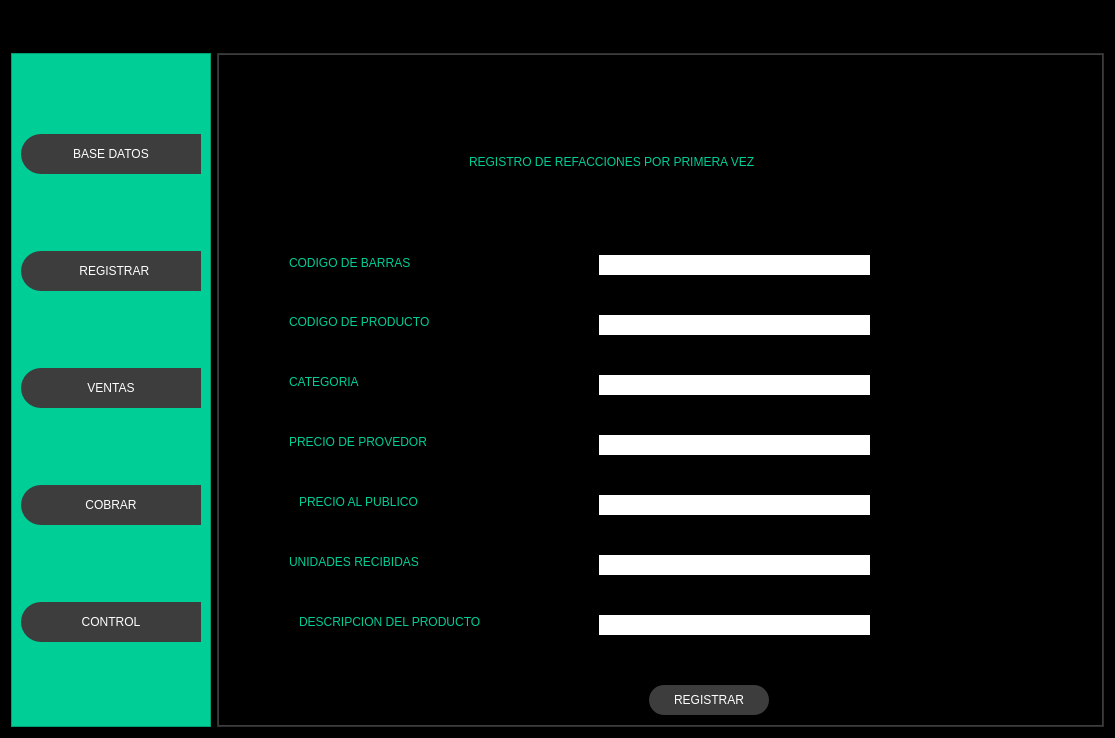
First picture: the form in diseño.ui, repository jose99II/repositorioBd, before the edit.
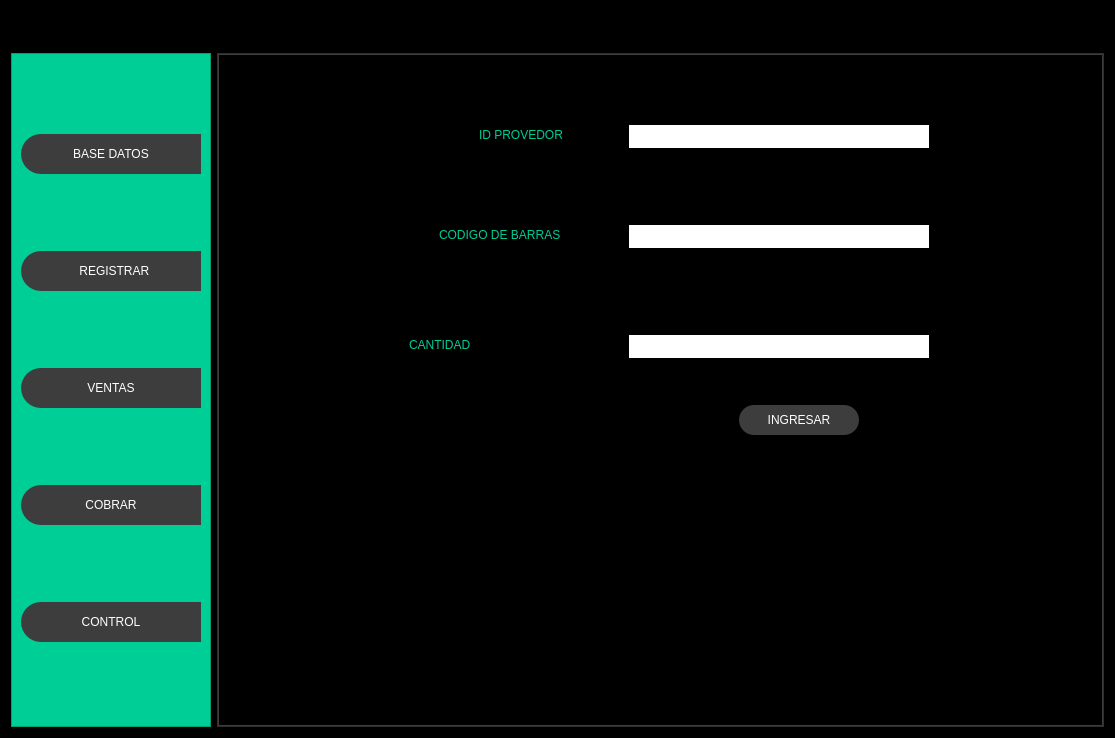
Second picture: the form after the edit. Icons and pictures are not drawn.

Diff of the .ui file:
```diff
--- a/diseño.ui
+++ b/diseño.ui
@@ -541,7 +541,7 @@
              <item>
               <widget class="QStackedWidget" name="stackedWidget">
                <property name="currentIndex">
-                <number>3</number>
+                <number>1</number>
                </property>
                <widget class="QWidget" name="page_datos">
                 <layout class="QVBoxLayout" name="verticalLayout_9">
@@ -719,12 +719,109 @@
                  </item>
                 </layout>
                </widget>
-               <widget class="QWidget" name="page_buscar">
-                <widget class="QLineEdit" name="act_codigo_2">
+               <widget class="QWidget" name="page_INGRESAR">
+                <widget class="QLineEdit" name="barras">
+                 <property name="geometry">
+                  <rect>
+                   <x>410</x>
+                   <y>170</y>
+                   <width>300</width>
+                   <height>23</height>
+                  </rect>
+                 </property>
+                 <property name="echoMode">
+                  <enum>QLineEdit::Normal</enum>
+                 </property>
+                </widget>
+                <widget class="QLineEdit" name="cantidad_">
+                 <property name="geometry">
+                  <rect>
+                   <x>410</x>
+                   <y>280</y>
+                   <width>300</width>
+                   <height>23</height>
+                  </rect>
+                 </property>
+                 <property name="echoMode">
+                  <enum>QLineEdit::Normal</enum>
+                 </property>
+                </widget>
+                <widget class="QLabel" name="label_35">
+                 <property name="geometry">
+                  <rect>
+                   <x>260</x>
+                   <y>70</y>
+                   <width>141</width>
+                   <height>20</height>
+                  </rect>
+                 </property>
+                 <property name="text">
+                  <string>ID PROVEDOR</string>
+                 </property>
+                </widget>
+                <widget class="QLabel" name="label_36">
                  <property name="geometry">
                   <rect>
                    <x>220</x>
-                   <y>100</y>
+                   <y>170</y>
+                   <width>181</width>
+                   <height>20</height>
+                  </rect>
+                 </property>
+                 <property name="text">
+                  <string>CODIGO DE BARRAS</string>
+                 </property>
+                </widget>
+                <widget class="QLabel" name="label_38">
+                 <property name="geometry">
+                  <rect>
+                   <x>190</x>
+                   <y>280</y>
+                   <width>211</width>
+                   <height>20</height>
+                  </rect>
+                 </property>
+                 <property name="text">
+                  <string>CANTIDAD</string>
+                 </property>
+                </widget>
+                <widget class="QPushButton" name="INGRESAR">
+                 <property name="geometry">
+                  <rect>
+                   <x>520</x>
+                   <y>350</y>
+                   <width>120</width>
+                   <height>30</height>
+                  </rect>
+                 </property>
+                 <property name="minimumSize">
+                  <size>
+                   <width>120</width>
+                   <height>30</height>
+                  </size>
+                 </property>
+                 <property name="text">
+                  <string>INGRESAR</string>
+                 </property>
+                </widget>
+                <widget class="QLabel" name="info">
+                 <property name="geometry">
+                  <rect>
+                   <x>320</x>
+                   <y>20</y>
+                   <width>381</width>
+                   <height>16</height>
+                  </rect>
+                 </property>
+                 <property name="text">
+                  <string/>
+                 </property>
+                </widget>
+                <widget class="QLineEdit" name="id">
+                 <property name="geometry">
+                  <rect>
+                   <x>410</x>
+                   <y>70</y>
                    <width>300</width>
                    <height>23</height>
                   </rect>
```
Left out of the diff: 45 changed lines with no effect on the pictures.
